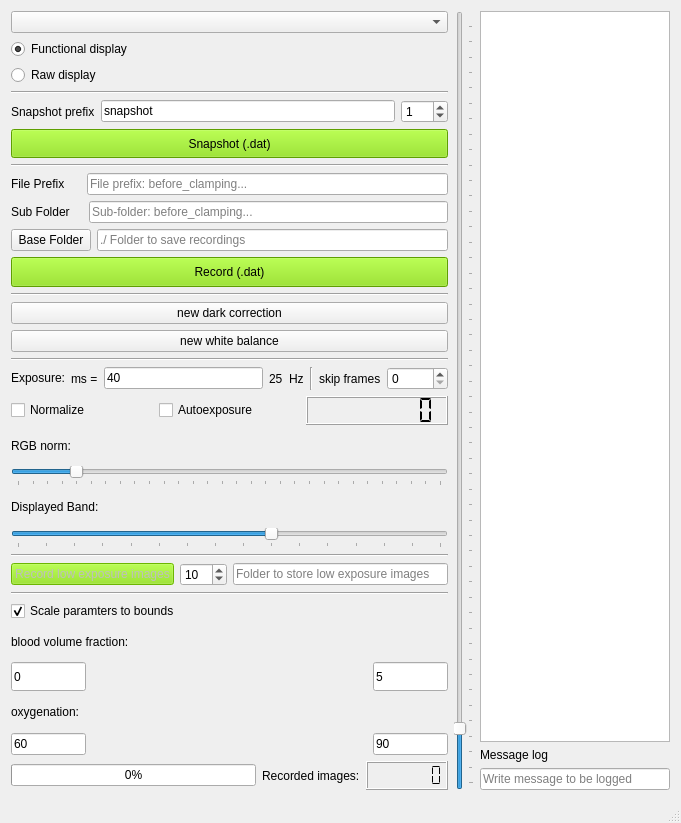
The window that src/mainwindow.ui (IMSY-DKFZ/xilens) describes before a commit, drawn with Qt 5.
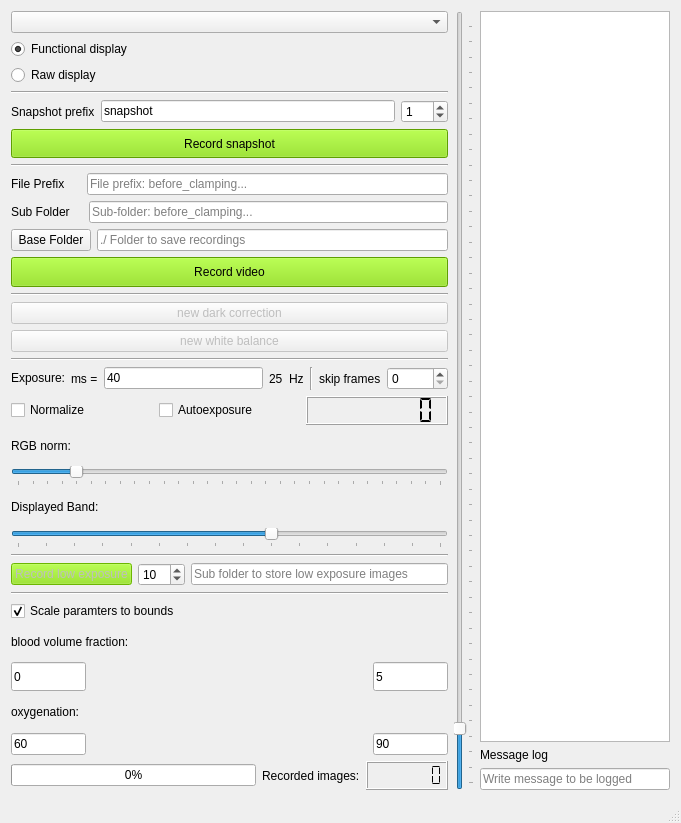
The same window after the commit. Icons and pictures are not drawn.

Commit message: added documentation for util and mainwindow. Refactored displayed text in buttons of GUI

```diff
--- a/src/mainwindow.ui
+++ b/src/mainwindow.ui
@@ -101,7 +101,7 @@
              <string notr="true">background-color: rgb(132,222,2)</string>
             </property>
             <property name="text">
-             <string>Snapshot (.dat)</string>
+             <string>Record snapshot</string>
             </property>
             <property name="icon">
              <iconset>
@@ -209,7 +209,7 @@
              <string notr="true">background-color: rgb(132,222,2)</string>
             </property>
             <property name="text">
-             <string>Record (.dat)</string>
+             <string>Record video</string>
             </property>
             <property name="icon">
              <iconset>
@@ -229,6 +229,9 @@
           </item>
           <item>
            <widget class="QPushButton" name="darkCorrectionButton">
+            <property name="enabled">
+             <bool>false</bool>
+            </property>
             <property name="text">
              <string>new dark correction</string>
             </property>
@@ -236,6 +239,9 @@
           </item>
           <item>
            <widget class="QPushButton" name="whiteBalanceButton">
+            <property name="enabled">
+             <bool>false</bool>
+            </property>
             <property name="text">
              <string>new white balance</string>
             </property>
@@ -463,7 +469,7 @@
                <string notr="true">background-color: rgb(132,222,2)</string>
               </property>
               <property name="text">
-               <string>Record low exposure images</string>
+               <string>Record low exposure</string>
               </property>
              </widget>
             </item>
@@ -489,7 +495,7 @@
                <string/>
               </property>
               <property name="placeholderText">
-               <string>Folder to store low exposure images</string>
+               <string>Sub folder to store low exposure images</string>
               </property>
              </widget>
             </item>
```
The commit also changes 4 other files.
